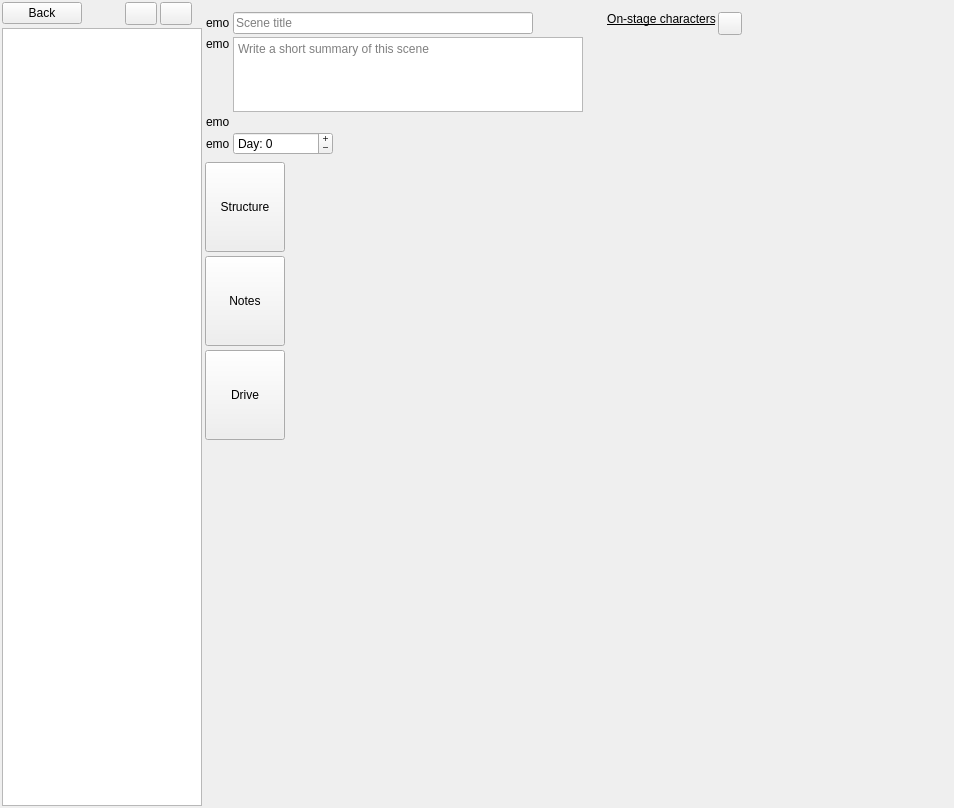
The window that ui/scene_editor.ui (zkovari/plotlyst) describes before a commit, drawn with Qt 5.
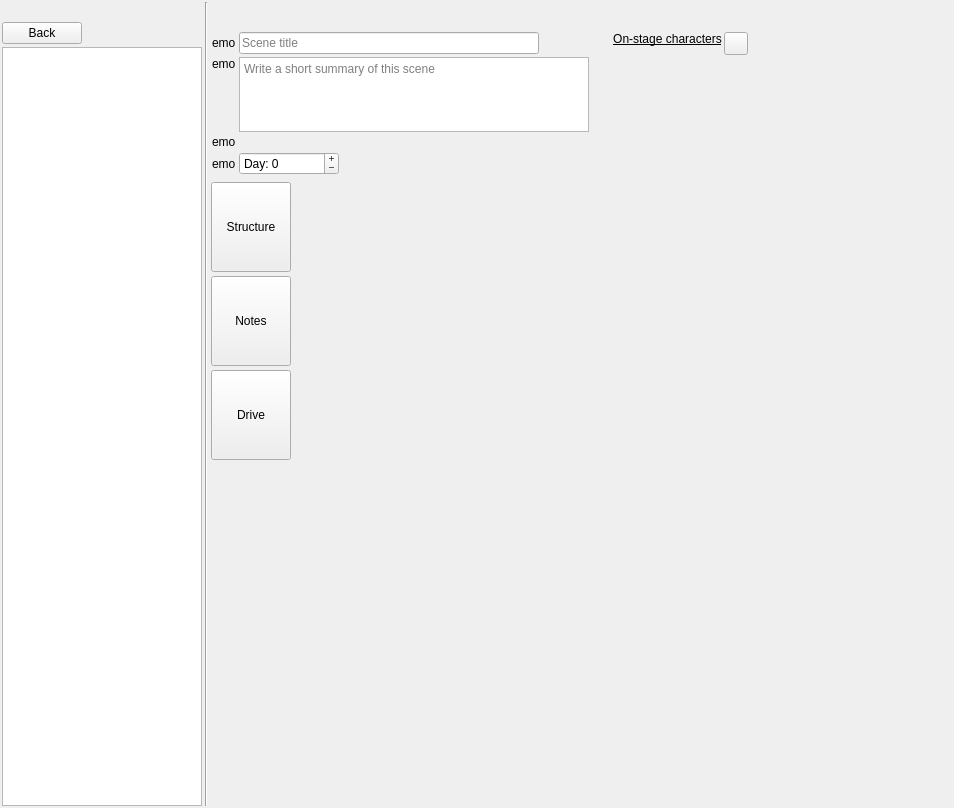
The same window after the commit. Custom widgets are drawn as their Qt base class.

Commit message: Replace scenes list view with tree in scene editor

```diff
--- a/ui/scene_editor.ui
+++ b/ui/scene_editor.ui
@@ -31,6 +31,9 @@
    </property>
    <item>
     <layout class="QVBoxLayout" name="verticalLayout">
+     <property name="topMargin">
+      <number>20</number>
+     </property>
      <item>
       <layout class="QHBoxLayout" name="horizontalLayout_8">
        <item alignment="Qt::AlignLeft">
@@ -80,94 +83,10 @@
          </property>
         </spacer>
        </item>
-       <item>
-        <widget class="QToolButton" name="btnPrevious">
-         <property name="sizePolicy">
-          <sizepolicy hsizetype="Fixed" vsizetype="Fixed">
-           <horstretch>0</horstretch>
-           <verstretch>0</verstretch>
-          </sizepolicy>
-         </property>
-         <property name="minimumSize">
-          <size>
-           <width>0</width>
-           <height>0</height>
-          </size>
-         </property>
-         <property name="maximumSize">
-          <size>
-           <width>50</width>
-           <height>16777215</height>
-          </size>
-         </property>
-         <property name="cursor">
-          <cursorShape>PointingHandCursor</cursorShape>
-         </property>
-         <property name="focusPolicy">
-          <enum>Qt::ClickFocus</enum>
-         </property>
-         <property name="toolTip">
-          <string>Previous scene</string>
-         </property>
-         <property name="text">
-          <string/>
-         </property>
-         <property name="shortcut">
-          <string>Left</string>
-         </property>
-        </widget>
-       </item>
-       <item>
-        <widget class="QToolButton" name="btnNext">
-         <property name="minimumSize">
-          <size>
-           <width>0</width>
-           <height>0</height>
-          </size>
-         </property>
-         <property name="maximumSize">
-          <size>
-           <width>50</width>
-           <height>16777215</height>
-          </size>
-         </property>
-         <property name="cursor">
-          <cursorShape>PointingHandCursor</cursorShape>
-         </property>
-         <property name="focusPolicy">
-          <enum>Qt::ClickFocus</enum>
-         </property>
-         <property name="toolTip">
-          <string>Next scene</string>
-         </property>
-         <property name="text">
-          <string/>
-         </property>
-         <property name="shortcut">
-          <string>Right</string>
-         </property>
-        </widget>
-       </item>
-       <item>
-        <spacer name="horizontalSpacer_4">
-         <property name="orientation">
-          <enum>Qt::Horizontal</enum>
-         </property>
-         <property name="sizeType">
-          <enum>QSizePolicy::Preferred</enum>
-         </property>
-         <property name="sizeHint" stdset="0">
-          <size>
-           <width>10</width>
-           <height>10</height>
-          </size>
-         </property>
-        </spacer>
-       </item>
       </layout>
      </item>
      <item>
-      <widget class="QListView" name="lstScenes">
+      <widget class="ScenesTreeView" name="treeScenes">
        <property name="sizePolicy">
         <sizepolicy hsizetype="Preferred" vsizetype="Expanding">
          <horstretch>0</horstretch>
@@ -187,11 +106,21 @@
      </item>
     </layout>
    </item>
+   <item>
+    <widget class="Line" name="line">
+     <property name="orientation">
+      <enum>Qt::Vertical</enum>
+     </property>
+    </widget>
+   </item>
    <item>
     <layout class="QVBoxLayout" name="verticalLayout_3">
      <property name="spacing">
       <number>4</number>
      </property>
+     <property name="topMargin">
+      <number>20</number>
+     </property>
      <item>
       <widget class="SceneStoryStructureWidget" name="wdgStructure" native="true"/>
      </item>
@@ -817,27 +746,32 @@
   </layout>
  </widget>
  <customwidgets>
-  <customwidget>
-   <class>CharacterAvatar</class>
-   <extends>QWidget</extends>
-   <header>src.main.python.plotlyst.view.widget.characters</header>
-  </customwidget>
-  <customwidget>
-   <class>RotatedButton</class>
-   <extends>QPushButton</extends>
-   <header>src.main.python.plotlyst.view.widget.input</header>
-  </customwidget>
-  <customwidget>
-   <class>DocumentTextEditor</class>
-   <extends>QWidget</extends>
-   <header>src.main.python.plotlyst.view.widget.input</header>
-  </customwidget>
   <customwidget>
    <class>SceneStoryStructureWidget</class>
    <extends>QWidget</extends>
    <header>src.main.python.plotlyst.view.widget.scenes</header>
    <container>1</container>
   </customwidget>
+  <customwidget>
+   <class>RotatedButton</class>
+   <extends>QPushButton</extends>
+   <header>src.main.python.plotlyst.view.widget.input</header>
+  </customwidget>
+  <customwidget>
+   <class>ScenesTreeView</class>
+   <extends>QTreeView</extends>
+   <header>src.main.python.plotlyst.view.widget.scene</header>
+  </customwidget>
+  <customwidget>
+   <class>CharacterAvatar</class>
+   <extends>QWidget</extends>
+   <header>src.main.python.plotlyst.view.widget.characters</header>
+  </customwidget>
+  <customwidget>
+   <class>DocumentTextEditor</class>
+   <extends>QWidget</extends>
+   <header>src.main.python.plotlyst.view.widget.input</header>
+  </customwidget>
   <customwidget>
    <class>LabelsWidget</class>
    <extends>QWidget</extends>
```
The commit also changes 2 other files.
